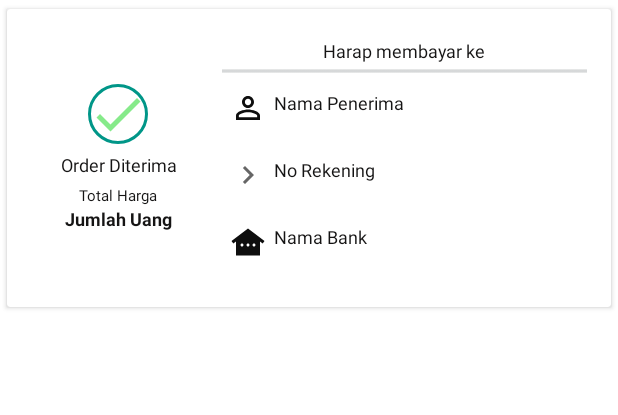
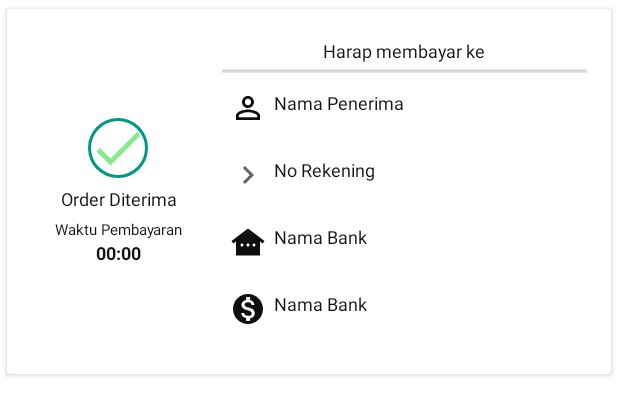
Before and after one commit to CindoddCindy/LuggagesForSeller, an Android app: the layout konfirmasi_item_layout.xml on its own in the app's theme, with its tools: preview values and no code run, on a phone screen of 412 x 824 dp. Shown: the top 415 px of the screen. Run offline under Robolectric (Android 15) with nearby library versions, the phone set to English and light mode, and no system bars.

```diff
--- a/_nitipAplicationPembeli/app/src/main/res/layout/konfirmasi_item_layout.xml
+++ b/_nitipAplicationPembeli/app/src/main/res/layout/konfirmasi_item_layout.xml
@@ -52,13 +52,14 @@
 
                 </TextView>
 
+
                 <TextView
                     android:textColor="#151414"
                     android:textSize="10dp"
                     android:textStyle="normal"
                     android:gravity="center"
                     android:drawablePadding="5dp"
-                    android:text="Total Harga"
+                    android:text="Waktu Pembayaran"
                     android:layout_width="match_parent"
                     android:layout_height="wrap_content"
                     >
@@ -66,17 +67,19 @@
                 </TextView>
 
                 <TextView
+                    android:id="@+id/tv_konf_rv_waktu_bayar"
                     android:textColor="#151414"
                     android:textSize="12dp"
                     android:textStyle="bold"
                     android:gravity="center"
                     android:drawablePadding="5dp"
-                    android:text="Jumlah Uang"
+                    android:text="00:00"
                     android:layout_width="match_parent"
                     android:layout_height="wrap_content"
                     >
 
                 </TextView>
+
 
 
 
@@ -121,6 +124,7 @@
                 </ImageView>
 
                 <TextView
+                    android:id="@+id/tv_konf_rv_nama_akun_penerima"
                     android:padding="5dp"
                     android:drawableLeft="@drawable/ic_baseline_perm_identity_24"
                     android:layout_marginBottom="10dp"
@@ -136,6 +140,7 @@
 
                 </TextView>
                 <TextView
+                    android:id="@+id/tv_konf_rv_no_rek"
                     android:padding="5dp"
                     android:drawableLeft="@drawable/ic_baseline_chevron_right_24"
                     android:layout_marginBottom="10dp"
@@ -152,6 +157,7 @@
                 </TextView>
 
                 <TextView
+                    android:id="@+id/tv_konf_rv_nama_bank"
                     android:padding="5dp"
                     android:drawableLeft="@drawable/ic_baseline_other_houses_24"
                     android:layout_marginBottom="10dp"
@@ -166,6 +172,24 @@
                     >
 
                 </TextView>
+
+                <TextView
+                    android:id="@+id/tv_konf_rv_jumlah_uang"
+                    android:padding="5dp"
+                    android:drawableLeft="@drawable/ic_baseline_monetization_on_24"
+                    android:layout_marginBottom="10dp"
+                    android:textColor="#151414"
+                    android:textSize="12dp"
+                    android:textStyle="normal"
+                    android:gravity="left"
+                    android:drawablePadding="5dp"
+                    android:text="Nama Bank"
+                    android:layout_width="match_parent"
+                    android:layout_height="wrap_content"
+                    >
+
+                </TextView>
+
 
 
 
```
Also changed, not shown: _nitipAplicationPembeli/app/src/main/java/com/cindodcindy/nitippembeli/view/adapter/ConfirmationAdapter.java (added, +33 -0 lines).
